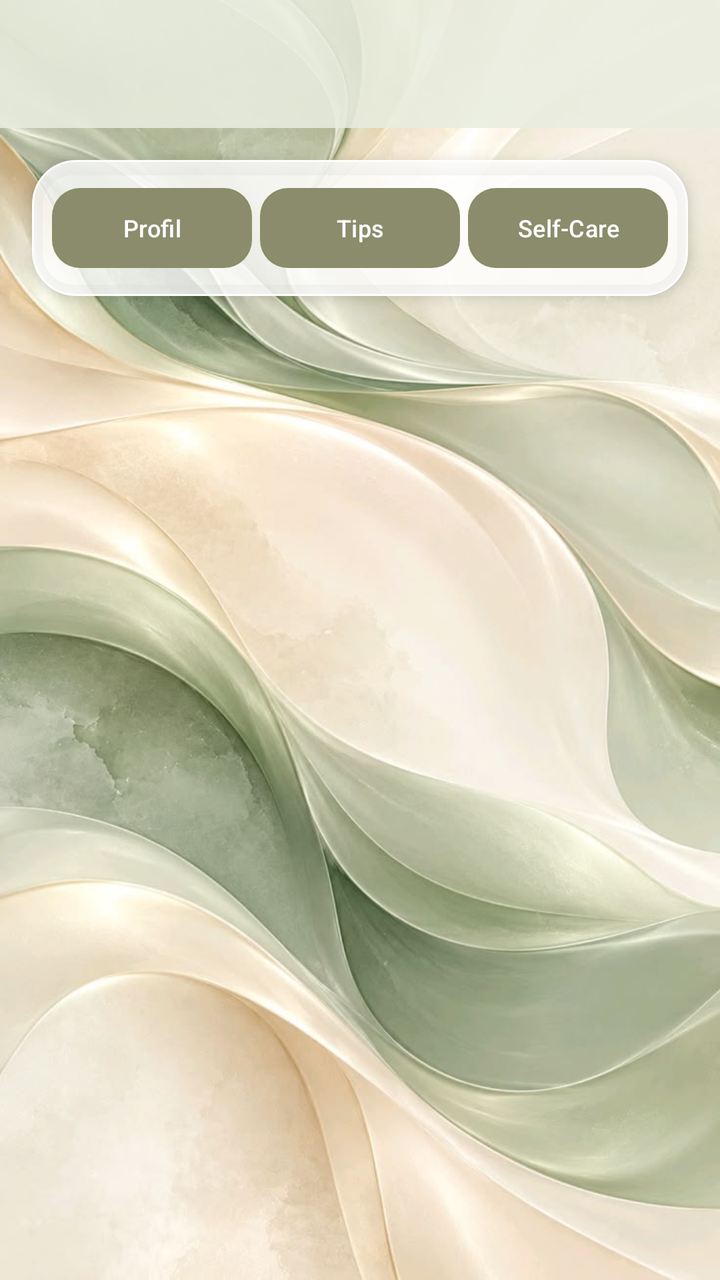
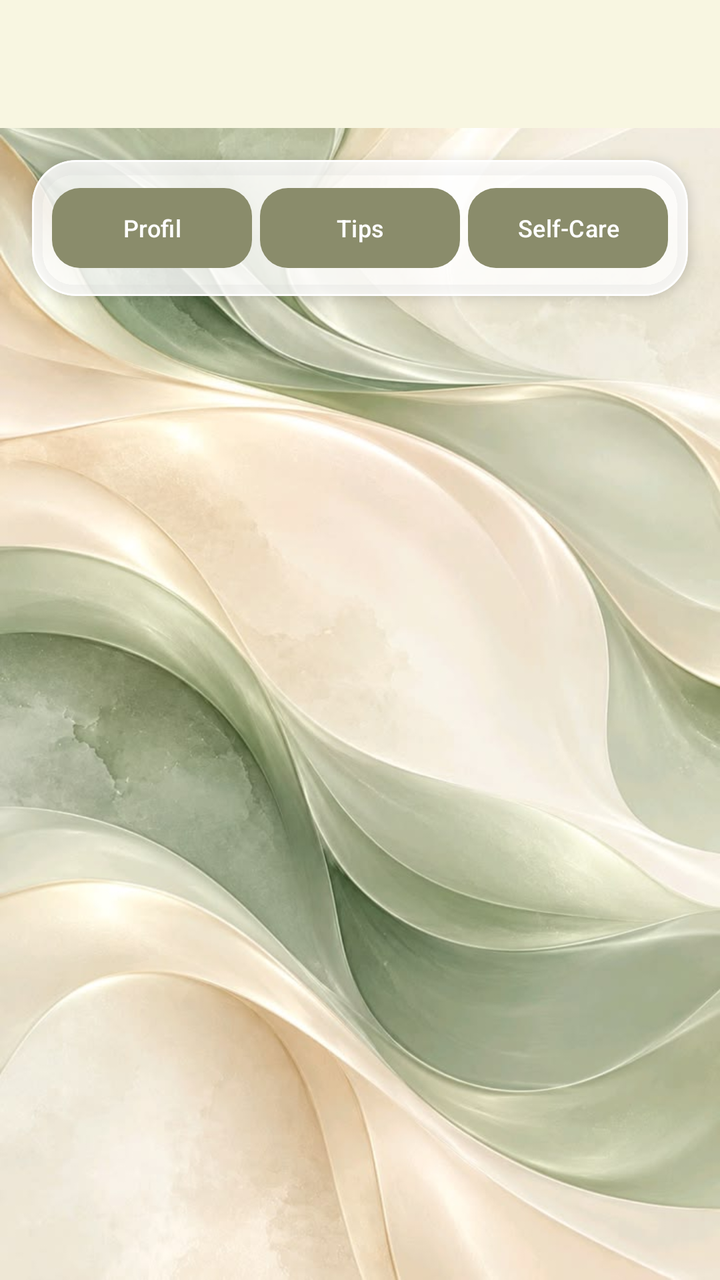

An Android layout rendered at two revisions. The XML below is the earlier revision; the diff shows what the commit changed to produce the second picture.
<!-- AndroidManifest.xml: application theme Theme.Nadini_3TIB -->
<!-- res/layout/activity_sixth.xml -->
<?xml version="1.0" encoding="utf-8"?>
<androidx.coordinatorlayout.widget.CoordinatorLayout
    xmlns:android="http://schemas.android.com/apk/res/android"
    xmlns:app="http://schemas.android.com/apk/res-auto"
    android:id="@+id/main"
    android:layout_width="match_parent"
    android:layout_height="match_parent">

    <ImageView
        android:layout_width="match_parent"
        android:layout_height="match_parent"
        android:src="@drawable/pp2"
        android:scaleType="centerCrop"
        android:contentDescription="Wallpaper MindCare" />

    <LinearLayout
        android:layout_width="match_parent"
        android:layout_height="match_parent"
        android:orientation="vertical">

        <com.google.android.material.appbar.MaterialToolbar
            android:id="@+id/toolbar"
            android:layout_width="match_parent"
            android:layout_height="?attr/actionBarSize"
            android:background="#DDE8EDDF"
            app:titleTextColor="#4F6046"
            app:subtitleTextColor="#596548" />

        <com.google.android.material.card.MaterialCardView
            android:layout_width="match_parent"
            android:layout_height="wrap_content"
            android:layout_margin="16dp"
            app:cardBackgroundColor="#CFFFFFFF"
            app:cardCornerRadius="22dp"
            app:cardElevation="4dp"
            app:strokeColor="#E6FFFFFF"
            app:strokeWidth="1dp">

            <LinearLayout
                android:layout_width="match_parent"
                android:layout_height="wrap_content"
                android:orientation="horizontal"
                android:padding="10dp">

                <com.google.android.material.button.MaterialButton
                    android:id="@+id/btnFragment1"
                    android:layout_width="0dp"
                    android:layout_height="wrap_content"
                    android:layout_weight="1"
                    android:layout_marginEnd="4dp"
                    android:text="Profil"
                    android:textAllCaps="false"
                    android:textSize="12sp"
                    app:cornerRadius="14dp"
                    app:backgroundTint="@color/hijau" />

                <com.google.android.material.button.MaterialButton
                    android:id="@+id/btnFragment2"
                    android:layout_width="0dp"
                    android:layout_height="wrap_content"
                    android:layout_weight="1"
                    android:layout_marginEnd="4dp"
                    android:text="Tips"
                    android:textAllCaps="false"
                    android:textSize="12sp"
                    app:cornerRadius="14dp"
                    app:backgroundTint="@color/hijau" />

                <com.google.android.material.button.MaterialButton
                    android:id="@+id/btnFragment3"
                    android:layout_width="0dp"
                    android:layout_height="wrap_content"
                    android:layout_weight="1"
                    android:text="Self-Care"
                    android:textAllCaps="false"
                    android:textSize="12sp"
                    app:cornerRadius="14dp"
                    app:backgroundTint="@color/hijau" />

            </LinearLayout>

        </com.google.android.material.card.MaterialCardView>

        <androidx.fragment.app.FragmentContainerView
            android:id="@+id/fragmentContainer"
            android:layout_width="match_parent"
            android:layout_height="0dp"
            android:layout_weight="1" />

    </LinearLayout>

</androidx.coordinatorlayout.widget.CoordinatorLayout>
<!-- resources referenced by this layout -->
<resources>
  <color name="hijau">#8A8C6B</color>
  <!-- drawable pp2: jpg bitmap (drawable, 66113 bytes) -->
  <style name="Theme.Nadini_3TIB" parent="Base.Theme.Nadini_3TIB" />
  <style name="Base.Theme.Nadini_3TIB" parent="Theme.Material3.DayNight.NoActionBar">
          
          
      </style>
</resources>

<!-- the commit's change to res/layout/activity_sixth.xml (unified diff, before → after) -->
@@ -22,9 +22,9 @@
             android:id="@+id/toolbar"
             android:layout_width="match_parent"
             android:layout_height="?attr/actionBarSize"
-            android:background="#DDE8EDDF"
-            app:titleTextColor="#4F6046"
-            app:subtitleTextColor="#596548" />
+            android:background="@color/kuning"
+            app:titleTextColor="@color/black"
+            app:subtitleTextColor="@color/black" />
 
         <com.google.android.material.card.MaterialCardView
             android:layout_width="match_parent"
<!-- resource entries referenced after the edit -->
@@ -1,11 +1,11 @@
 <!-- resources referenced by this layout -->
 <resources>
+  <color name="black">#FF000000</color>
   <color name="hijau">#8A8C6B</color>
+  <color name="kuning">#F8F6E1</color>
   <!-- drawable pp2: jpg bitmap (drawable, 66113 bytes) -->
   <style name="Theme.Nadini_3TIB" parent="Base.Theme.Nadini_3TIB" />
   <style name="Base.Theme.Nadini_3TIB" parent="Theme.Material3.DayNight.NoActionBar">
-          
-          
       </style>
 </resources>
 
